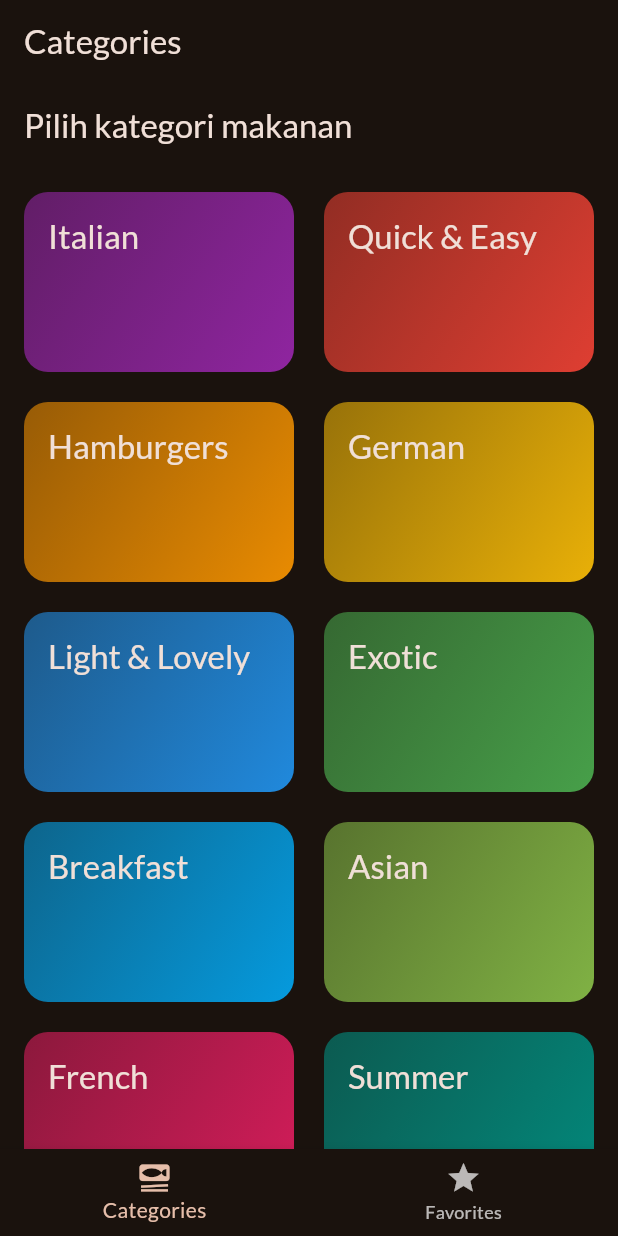
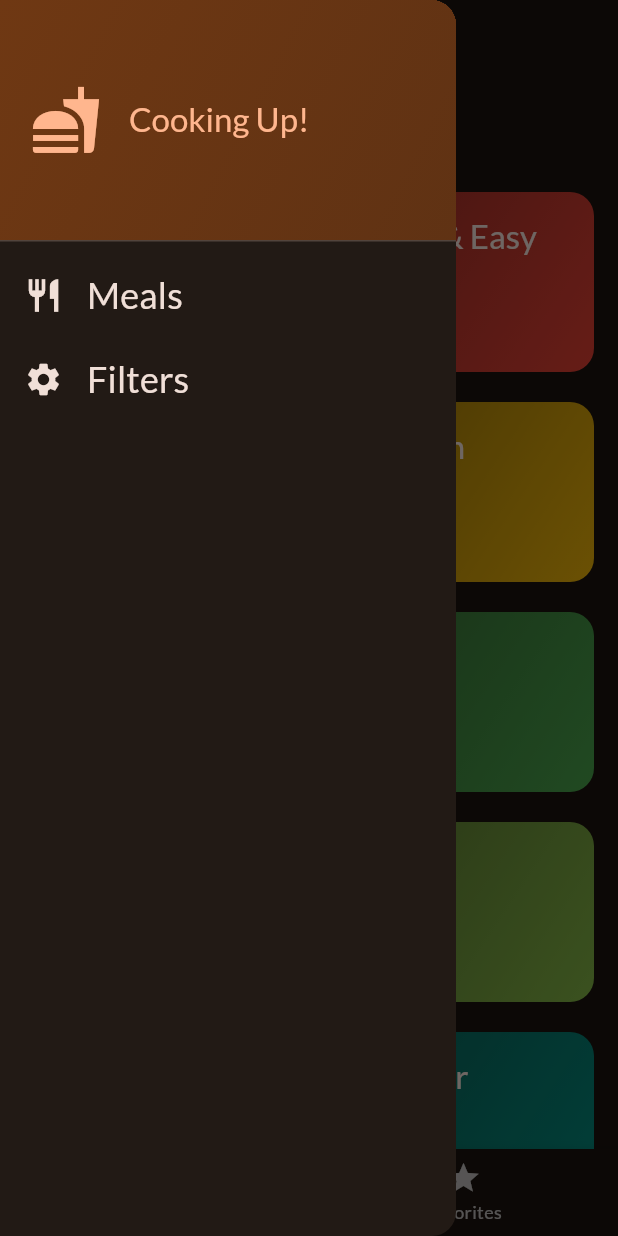
Before and after one commit to izhal27/meals_app, a Flutter app: the screen it shows after launch, with the side drawer open (before the commit the screen has no drawer), on a phone screen of 412 x 824 dp. Run offline on Flutter 3.47's test engine with Material 3 defaults, Android fonts, the phone set to English and light mode, and no system bars; our stand-ins replace google_fonts, transparent_image.

Commit message:
add drawer

```diff
--- a/lib/screen/tabs.dart
+++ b/lib/screen/tabs.dart
@@ -1,6 +1,10 @@
 import 'package:flutter/material.dart';
+
 import 'package:meals/screen/categories.dart';
 import 'package:meals/screen/meals.dart';
+import 'package:meals/widgets/main_drawer.dart';
+
+enum ScreenName { meals, filters }
 
 class TabsScreen extends StatefulWidget {
   const TabsScreen({super.key});
@@ -18,6 +22,15 @@ class _TabsScreenState extends State<TabsScreen> {
     });
   }
 
+  void _selectScreen(ScreenName screenName) {
+    switch (screenName) {
+      case ScreenName.meals:
+        Navigator.of(context).pop();
+        break;
+      case ScreenName.filters:
+    }
+  }
+
   @override
   Widget build(BuildContext context) {
     Widget activeScreen = const CategoriesScreen();
@@ -33,6 +46,7 @@ class _TabsScreenState extends State<TabsScreen> {
         title: Text(activeScreenTitle),
       ),
       body: activeScreen,
+      drawer: MainDrawer(onSelectScreen: _selectScreen),
       bottomNavigationBar: BottomNavigationBar(
         onTap: _setActiveScreen,
         currentIndex: _activeScreenIndex,
--- /dev/null
+++ b/lib/widgets/main_drawer.dart
@@ -0,0 +1,87 @@
+import 'package:flutter/material.dart';
+import 'package:meals/screen/tabs.dart';
+
+class MainDrawer extends StatelessWidget {
+  const MainDrawer({
+    required this.onSelectScreen,
+    super.key,
+  });
+
+  final void Function(ScreenName) onSelectScreen;
+
+  @override
+  Widget build(BuildContext context) {
+    return Drawer(
+      child: Column(
+        children: [
+          DrawerHeader(
+            padding: const EdgeInsets.all(20),
+            decoration: BoxDecoration(
+              gradient: LinearGradient(
+                colors: [
+                  Theme.of(context).colorScheme.primaryContainer,
+                  Theme.of(context)
+                      .colorScheme
+                      .primaryContainer
+                      .withOpacity(0.8),
+                ],
+                begin: Alignment.topLeft,
+                end: Alignment.bottomRight,
+              ),
+            ),
+            child: Row(
+              children: [
+                Icon(
+                  Icons.fastfood,
+                  size: 48,
+                  color: Theme.of(context).colorScheme.primary,
+                ),
+                const SizedBox(width: 18),
+                Text(
+                  'Cooking Up!',
+                  style: Theme.of(context).textTheme.titleLarge!.copyWith(
+                        color: Theme.of(context).colorScheme.primary,
+                      ),
+                ),
+              ],
+            ),
+          ),
+          ListTile(
+            leading: Icon(
+              Icons.restaurant,
+              size: 26,
+              color: Theme.of(context).colorScheme.onBackground,
+            ),
+            title: Text(
+              'Meals',
+              style: Theme.of(context).textTheme.titleSmall!.copyWith(
+                    color: Theme.of(context).colorScheme.onBackground,
+                    fontSize: 24,
+                  ),
+            ),
+            onTap: () {
+              onSelectScreen(ScreenName.meals);
+            },
+          ),
+          ListTile(
+            leading: Icon(
+              Icons.settings,
+              size: 26,
+              color: Theme.of(context).colorScheme.onBackground,
+            ),
+            title: Text(
+              'Filters',
+              style: Theme.of(context).textTheme.titleSmall!.copyWith(
+                    color: Theme.of(context).colorScheme.onBackground,
+                    fontSize: 24,
+                  ),
+            ),
+            onTap: () {
+              onSelectScreen(ScreenName.filters);
+            },
+          ),
+        ],
+      ),
+    );
+  }
+}
```
